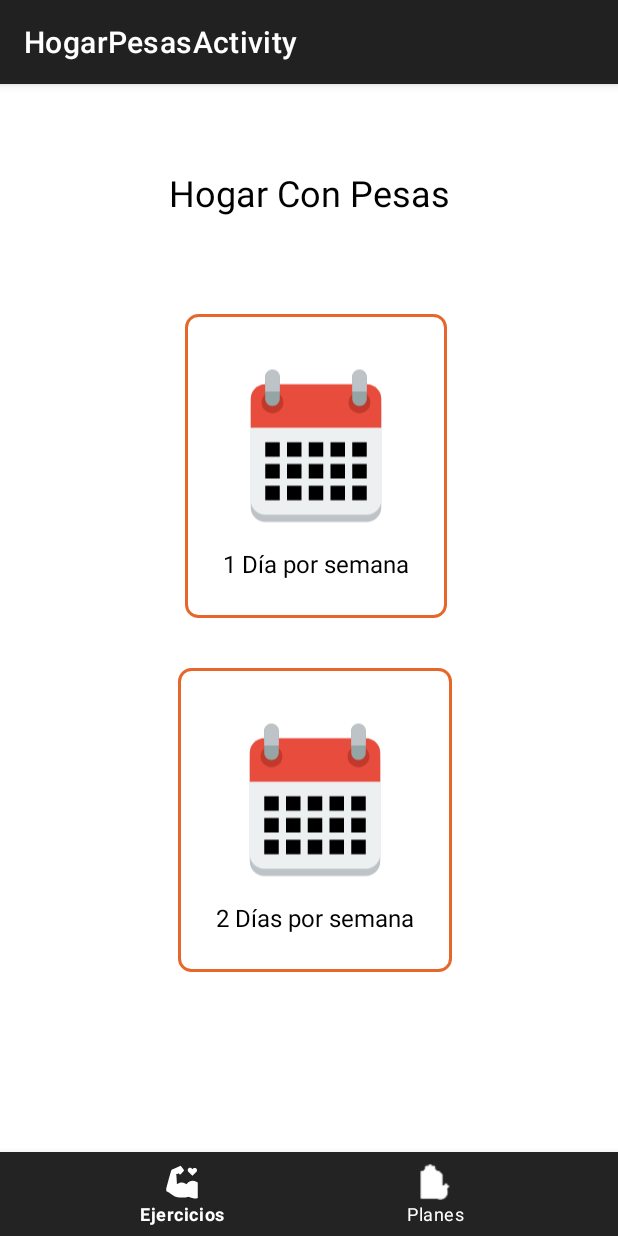
After one commit to SantiagoCifuentes/FitQuick, an Android app built with Jetpack Compose: the HogarPesasActivity screen opened directly, with no data from a screen before it, on a phone screen of 412 x 824 dp. The commit adds this screen. Run offline under Robolectric (Android 15) with nearby library versions, the phone set to English and light mode, and no system bars.

Commit message:
Se agrega funcionalidad al boton hogar con pesas a sebasfix

```diff
--- a/app/src/main/AndroidManifest.xml
+++ b/app/src/main/AndroidManifest.xml
@@ -12,6 +12,11 @@
         android:supportsRtl="true"
         android:theme="@style/Theme.FitQuick"
         tools:targetApi="31">
+        <activity
+            android:name=".HogarPesasActivity"
+            android:exported="false"
+            android:label="@string/title_activity_hogar_pesas"
+            android:theme="@style/Theme.FitQuick" />
         <activity
             android:name=".FlexionesActivity"
             android:exported="false"
--- /dev/null
+++ b/app/src/main/java/com/example/fitquick/HogarPesasActivity.kt
@@ -0,0 +1,17 @@
+package com.example.fitquick
+
+import android.os.Bundle
+import androidx.appcompat.app.AppCompatActivity
+import androidx.fragment.app.FragmentTransaction
+
+class HogarPesasActivity : AppCompatActivity() {
+    override fun onCreate(savedInstanceState: Bundle?) {
+        super.onCreate(savedInstanceState)
+        setContentView(R.layout.hogar_activity)
+
+        supportFragmentManager
+            .beginTransaction()
+            .replace(R.id.fragment_pesas, PesasFragment())
+            .commit()
+    }
+}
--- /dev/null
+++ b/app/src/main/java/com/example/fitquick/PesasFragment.kt
@@ -0,0 +1,9 @@
+package com.example.fitquick
+
+import android.os.Bundle
+import android.view.LayoutInflater
+import android.view.View
+import android.view.ViewGroup
+import androidx.fragment.app.Fragment
+
+class PesasFragment : Fragment(R.layout.fragment_pesas)
--- a/app/src/main/java/com/example/fitquick/PlanesActivity.kt
+++ b/app/src/main/java/com/example/fitquick/PlanesActivity.kt
@@ -16,6 +16,7 @@ class PlanesActivity : AppCompatActivity() {
         setContentView(R.layout.planes) //
         val tituloPantalla = intent.getStringExtra("TITULO_PANTALLA")
         val imagenHogar: ImageView = findViewById(R.id.ImgHogar)
+        val imgHogarPesas: ImageView = findViewById(R.id.ImgHogarPesas)
         textView = findViewById(R.id.textViewPlanes)
         textView.text = "$tituloPantalla "
 
@@ -26,6 +27,10 @@ class PlanesActivity : AppCompatActivity() {
             startActivity(intent)
         }
 
+        imgHogarPesas.setOnClickListener {
+            val intent = Intent(this, HogarPesasActivity::class.java)
+            startActivity(intent)
+        }
 
     }
 
--- /dev/null
+++ b/app/src/main/res/layout/fragment_pesas.xml
@@ -0,0 +1,130 @@
+<?xml version="1.0" encoding="utf-8"?>
+<androidx.constraintlayout.widget.ConstraintLayout xmlns:android="http://schemas.android.com/apk/res/android"
+    xmlns:app="http://schemas.android.com/apk/res-auto"
+    xmlns:tools="http://schemas.android.com/tools"
+    android:layout_width="match_parent"
+    android:layout_height="match_parent"
+    tools:context=".HogarFragment">
+
+    <!-- Título Hogar -->
+
+    <!-- Contenedor para 1 Día por semana -->
+    <TextView
+        android:id="@+id/titleHogar"
+        android:layout_width="wrap_content"
+        android:layout_height="wrap_content"
+        android:layout_marginTop="56dp"
+        android:text="Hogar Con Pesas"
+        android:textColor="@color/black"
+        android:textSize="24sp"
+        app:layout_constraintEnd_toEndOf="parent"
+        app:layout_constraintStart_toStartOf="parent"
+        app:layout_constraintTop_toTopOf="parent" />
+
+    <androidx.cardview.widget.CardView
+        android:id="@+id/cardView"
+        android:layout_width="wrap_content"
+        android:layout_height="wrap_content"
+        app:cardBackgroundColor="@android:color/transparent"
+        app:cardCornerRadius="8dp"
+        app:cardElevation="4dp"
+        app:layout_constraintEnd_toEndOf="parent"
+        app:layout_constraintHorizontal_bias="0.5"
+        app:layout_constraintStart_toStartOf="parent"
+        app:layout_constraintTop_toBottomOf="@id/titleHogar">
+
+    </androidx.cardview.widget.CardView>
+
+    <!-- Contenedor para 2 Días por semana -->
+    <androidx.cardview.widget.CardView
+        android:layout_width="wrap_content"
+        android:layout_height="wrap_content"
+        app:cardBackgroundColor="@android:color/transparent"
+        app:cardCornerRadius="8dp"
+        app:cardElevation="4dp"
+
+        app:layout_constraintBottom_toBottomOf="parent"
+        app:layout_constraintEnd_toEndOf="parent"
+        app:layout_constraintHorizontal_bias="0.5"
+        app:layout_constraintStart_toStartOf="parent">
+
+    </androidx.cardview.widget.CardView>
+
+    <com.google.android.material.bottomnavigation.BottomNavigationView
+        android:id="@+id/bottomNavigation"
+        android:layout_width="match_parent"
+        android:layout_height="wrap_content"
+        android:background="#232323"
+        android:contextClickable="true"
+        android:textAlignment="center"
+        app:itemHorizontalTranslationEnabled="false"
+        app:itemIconSize="24dp"
+        app:itemTextColor="@color/white"
+        app:itemIconTint="@color/white"
+        app:labelVisibilityMode="auto"
+        app:layout_constraintBottom_toBottomOf="parent"
+        app:layout_constraintEnd_toEndOf="parent"
+        app:layout_constraintHorizontal_bias="0.0"
+        app:layout_constraintStart_toStartOf="parent"
+        app:layout_constraintTop_toTopOf="parent"
+        app:layout_constraintVertical_bias="1.0"
+        app:menu="@menu/bottom_nav_menu" />
+
+    <LinearLayout
+        android:layout_width="wrap_content"
+        android:layout_height="wrap_content"
+        android:background="@drawable/border_orange"
+        android:orientation="vertical"
+        android:padding="25dp"
+        app:layout_constraintBottom_toBottomOf="parent"
+        app:layout_constraintEnd_toEndOf="parent"
+        app:layout_constraintHorizontal_bias="0.517"
+        app:layout_constraintStart_toStartOf="parent"
+        app:layout_constraintTop_toTopOf="parent"
+        app:layout_constraintVertical_bias="0.689">
+
+        <ImageView
+            android:id="@+id/iconTwoDays"
+            android:layout_width="116dp"
+            android:layout_height="130dp"
+            android:layout_gravity="center"
+            android:src="@drawable/calendar" />
+
+        <TextView
+            android:id="@+id/textTwoDays"
+            android:layout_width="wrap_content"
+            android:layout_height="wrap_content"
+            android:text="2 Días por semana"
+            android:textColor="@color/black"
+            android:textSize="16sp" />
+    </LinearLayout>
+
+    <LinearLayout
+        android:layout_width="wrap_content"
+        android:layout_height="wrap_content"
+        android:background="@drawable/border_orange"
+        android:orientation="vertical"
+        android:padding="25dp"
+        app:layout_constraintBottom_toBottomOf="parent"
+        app:layout_constraintEnd_toEndOf="parent"
+        app:layout_constraintHorizontal_bias="0.52"
+        app:layout_constraintStart_toStartOf="parent"
+        app:layout_constraintTop_toTopOf="parent"
+        app:layout_constraintVertical_bias="0.271">
+
+        <ImageView
+            android:id="@+id/iconOneDay"
+            android:layout_width="116dp"
+            android:layout_height="130dp"
+            android:layout_gravity="center"
+            android:src="@drawable/calendar" />
+
+        <TextView
+            android:id="@+id/textOneDay"
+            android:layout_width="wrap_content"
+            android:layout_height="wrap_content"
+            android:text="1 Día por semana"
+            android:textColor="@color/black"
+            android:textSize="16sp" />
+    </LinearLayout>
+</androidx.constraintlayout.widget.ConstraintLayout>
--- a/app/src/main/res/layout/hogar_activity.xml
+++ b/app/src/main/res/layout/hogar_activity.xml
@@ -15,4 +15,10 @@
         app:layout_constraintEnd_toEndOf="parent"
         app:layout_constraintStart_toStartOf="parent"
         app:layout_constraintTop_toTopOf="parent" />
-</androidx.constraintlayout.widget.ConstraintLayout>
+
+    <FrameLayout
+        android:id="@+id/fragment_pesas"
+        android:layout_width="match_parent"
+        android:layout_height="match_parent"/>
+
+    </androidx.constraintlayout.widget.ConstraintLayout>
--- a/app/src/main/res/values/strings.xml
+++ b/app/src/main/res/values/strings.xml
@@ -5,4 +5,5 @@
     <string name="hello_blank_fragment">Hello blank fragment</string>
     <string name="title_activity_hogar">HogarActivity</string>
     <string name="title_activity_flexiones">FlexionesActivity</string>
+    <string name="title_activity_hogar_pesas">HogarPesasActivity</string>
 </resources>
```
